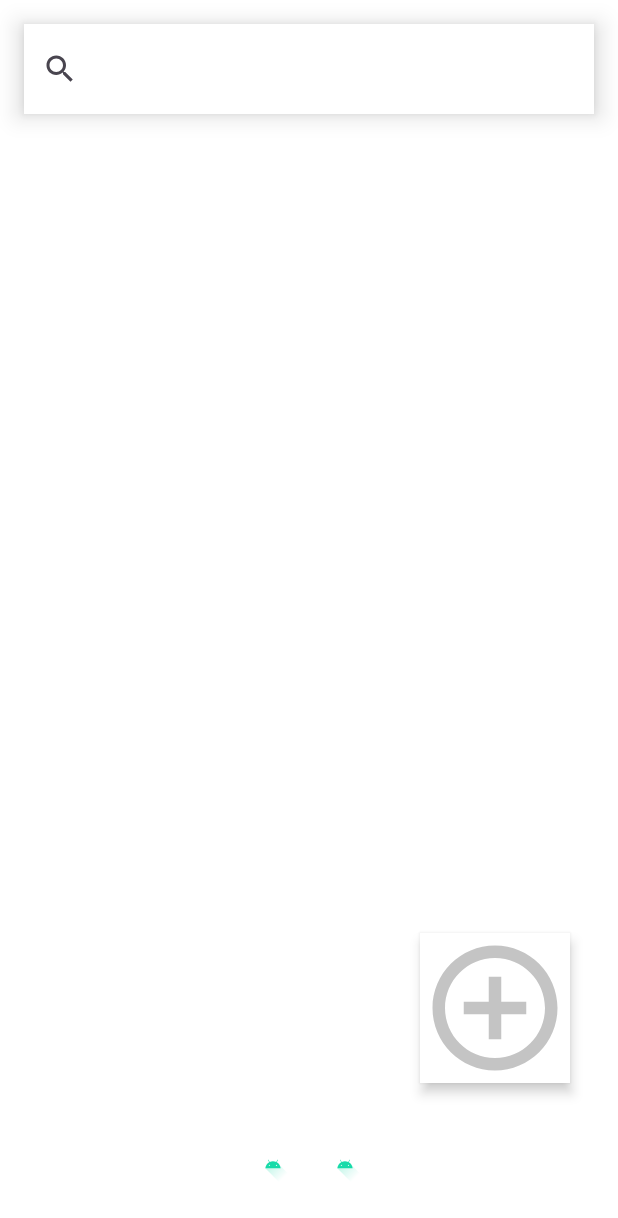
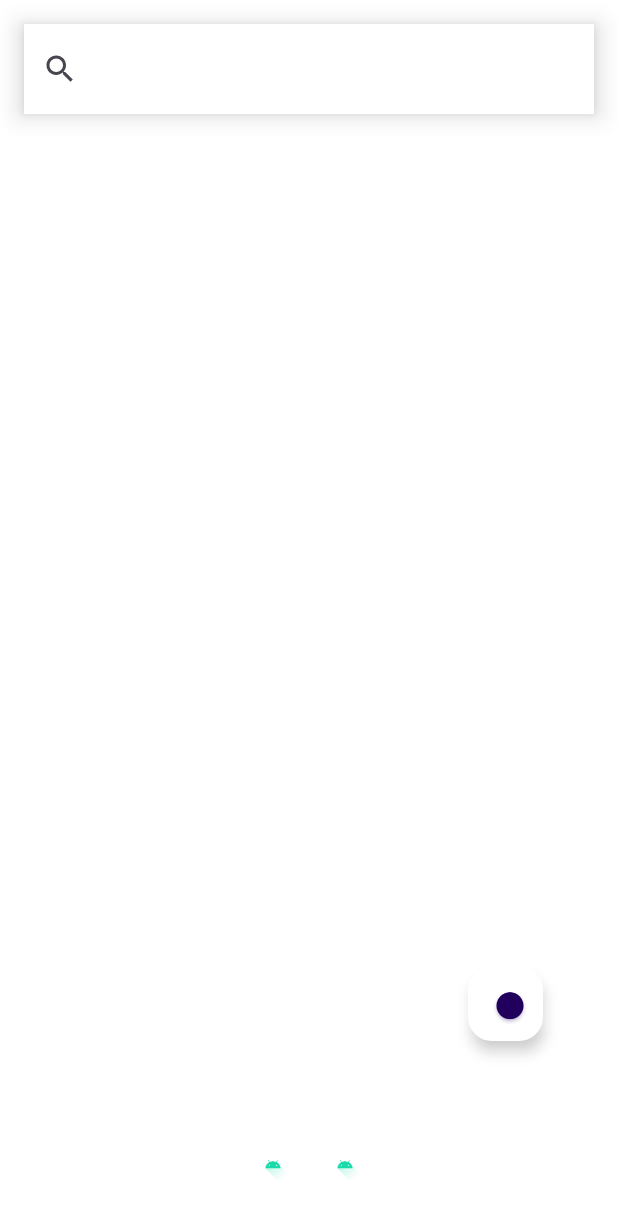
Before and after one commit to Sth-bear/TeamChicken, an Android app: the screen it shows after launch (MainActivity), on a phone screen of 412 x 824 dp. Shown: the top 1218 px of the screen. Run offline under Robolectric (Android 15) with nearby library versions, the phone set to English and light mode, and no system bars; our stand-ins replace CircleImageView.

Commit message:
[Style] plus 버튼 삭제

```diff
--- a/app/src/main/res/layout/activity_main.xml
+++ b/app/src/main/res/layout/activity_main.xml
@@ -61,15 +61,4 @@
             android:icon="@drawable/ic_mine" />
 
     </com.google.android.material.tabs.TabLayout>
-
-    <ImageView
-        android:id="@+id/plusButton"
-        android:layout_width="wrap_content"
-        android:layout_height="wrap_content"
-        android:layout_marginEnd="32dp"
-        android:layout_marginBottom="32dp"
-        android:elevation="5dp"
-        app:layout_constraintBottom_toBottomOf="@+id/vp_main"
-        app:layout_constraintEnd_toEndOf="parent"
-        app:srcCompat="@drawable/baseline_add_circle_outline_100" />
 </androidx.constraintlayout.widget.ConstraintLayout>
```
